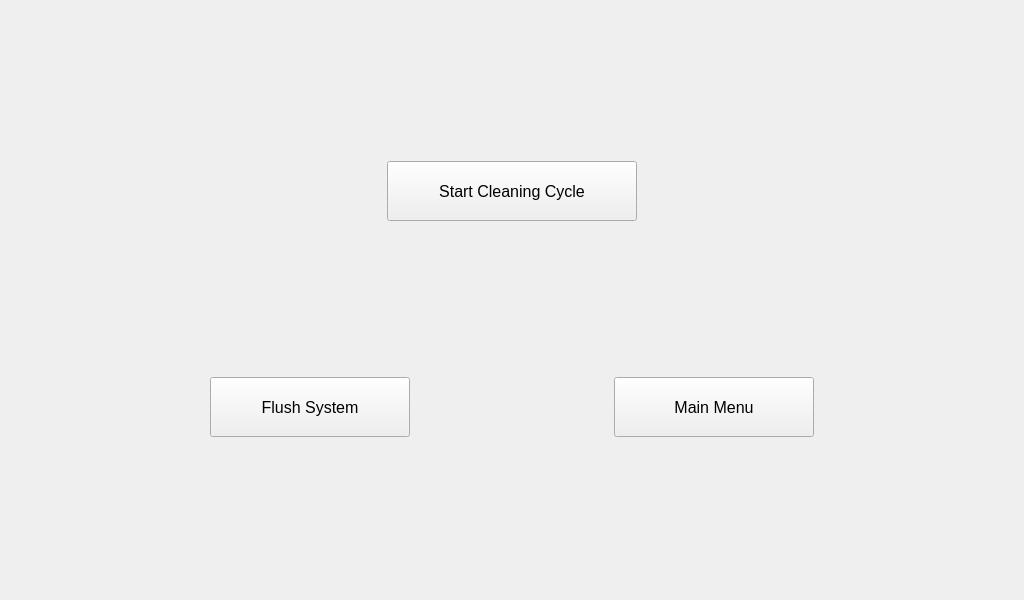
Before: the Qt Designer form autobrewer/GUI/UI Files/CleaningScreen.ui in drmwve/Capstone-Project, drawn with Qt 5.
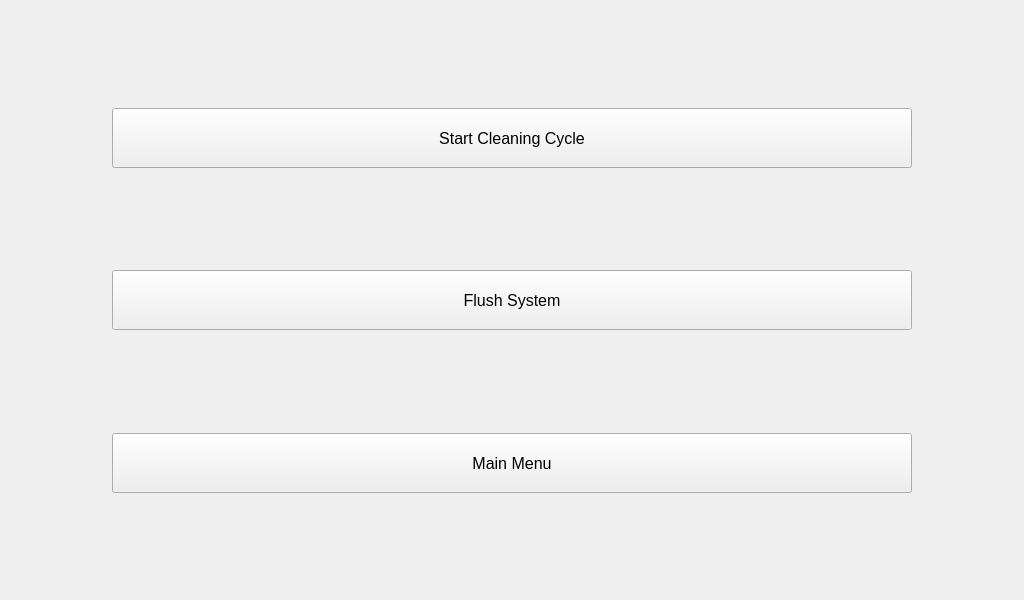
After: the same form once the commit is applied.

Patch:
```diff
--- a/autobrewer/GUI/UI Files/CleaningScreen.ui
+++ b/autobrewer/GUI/UI Files/CleaningScreen.ui
@@ -26,32 +26,19 @@
    <string>Form</string>
   </property>
   <layout class="QGridLayout" name="CleanScreenLayout">
-   <item row="2" column="0">
-    <layout class="QHBoxLayout" name="horizontalLayout">
-     <item>
-      <spacer name="horizontalSpacer">
-       <property name="orientation">
-        <enum>Qt::Horizontal</enum>
-       </property>
-       <property name="sizeHint" stdset="0">
-        <size>
-         <width>40</width>
-         <height>20</height>
-        </size>
-       </property>
-      </spacer>
-     </item>
-     <item>
+   <item row="0" column="0">
+    <layout class="QGridLayout" name="LowerCleaningButtonsLayout">
+     <item row="3" column="0">
       <widget class="QPushButton" name="FlushSystemButton">
        <property name="minimumSize">
         <size>
          <width>200</width>
-         <height>0</height>
+         <height>60</height>
         </size>
        </property>
        <property name="maximumSize">
         <size>
-         <width>200</width>
+         <width>800</width>
          <height>60</height>
         </size>
        </property>
@@ -65,65 +52,30 @@
        </property>
       </widget>
      </item>
-     <item>
-      <spacer name="horizontalSpacer_2">
-       <property name="orientation">
-        <enum>Qt::Horizontal</enum>
-       </property>
-       <property name="sizeHint" stdset="0">
-        <size>
-         <width>40</width>
-         <height>20</height>
-        </size>
-       </property>
-      </spacer>
-     </item>
-     <item>
-      <widget class="QPushButton" name="ReturnToMenuButton">
-       <property name="minimumSize">
-        <size>
-         <width>200</width>
-         <height>0</height>
-        </size>
-       </property>
-       <property name="maximumSize">
-        <size>
-         <width>200</width>
-         <height>60</height>
-        </size>
-       </property>
-       <property name="font">
-        <font>
-         <pointsize>12</pointsize>
-        </font>
-       </property>
-       <property name="text">
-        <string>Main Menu</string>
-       </property>
-      </widget>
-     </item>
-     <item>
-      <spacer name="horizontalSpacer_3">
-       <property name="orientation">
-        <enum>Qt::Horizontal</enum>
-       </property>
-       <property name="sizeHint" stdset="0">
-        <size>
-         <width>40</width>
-         <height>20</height>
-        </size>
-       </property>
-      </spacer>
-     </item>
-    </layout>
-   </item>
    <item row="0" column="0">
-    <layout class="QGridLayout" name="LowerCleaningButtonsLayout">
+      <spacer name="verticalSpacer">
+       <property name="orientation">
+        <enum>Qt::Vertical</enum>
+       </property>
+       <property name="sizeHint" stdset="0">
+        <size>
+         <width>20</width>
+         <height>40</height>
+        </size>
+       </property>
+      </spacer>
+     </item>
      <item row="1" column="0">
       <widget class="QPushButton" name="StartCleaningButton">
+       <property name="minimumSize">
+        <size>
+         <width>0</width>
+         <height>60</height>
+        </size>
+       </property>
        <property name="maximumSize">
         <size>
-         <width>250</width>
+         <width>800</width>
          <height>60</height>
         </size>
        </property>
@@ -140,6 +92,69 @@
        </property>
       </widget>
      </item>
+     <item row="6" column="0">
+      <spacer name="verticalSpacer_2">
+       <property name="orientation">
+        <enum>Qt::Vertical</enum>
+       </property>
+       <property name="sizeHint" stdset="0">
+        <size>
+         <width>20</width>
+         <height>40</height>
+        </size>
+       </property>
+      </spacer>
+     </item>
+     <item row="4" column="0">
+      <spacer name="verticalSpacer_3">
+       <property name="orientation">
+        <enum>Qt::Vertical</enum>
+       </property>
+       <property name="sizeHint" stdset="0">
+        <size>
+         <width>20</width>
+         <height>40</height>
+        </size>
+       </property>
+      </spacer>
+     </item>
+     <item row="5" column="0">
+      <widget class="QPushButton" name="ReturnToMenuButton">
+       <property name="minimumSize">
+        <size>
+         <width>200</width>
+         <height>60</height>
+        </size>
+       </property>
+       <property name="maximumSize">
+        <size>
+         <width>800</width>
+         <height>60</height>
+        </size>
+       </property>
+       <property name="font">
+        <font>
+         <pointsize>12</pointsize>
+        </font>
+       </property>
+       <property name="text">
+        <string>Main Menu</string>
+       </property>
+      </widget>
+     </item>
+     <item row="2" column="0">
+      <spacer name="verticalSpacer_4">
+       <property name="orientation">
+        <enum>Qt::Vertical</enum>
+       </property>
+       <property name="sizeHint" stdset="0">
+        <size>
+         <width>20</width>
+         <height>40</height>
+        </size>
+       </property>
+      </spacer>
+     </item>
     </layout>
    </item>
   </layout>
```
Lines whose indentation alone changed are shown as unchanged.
